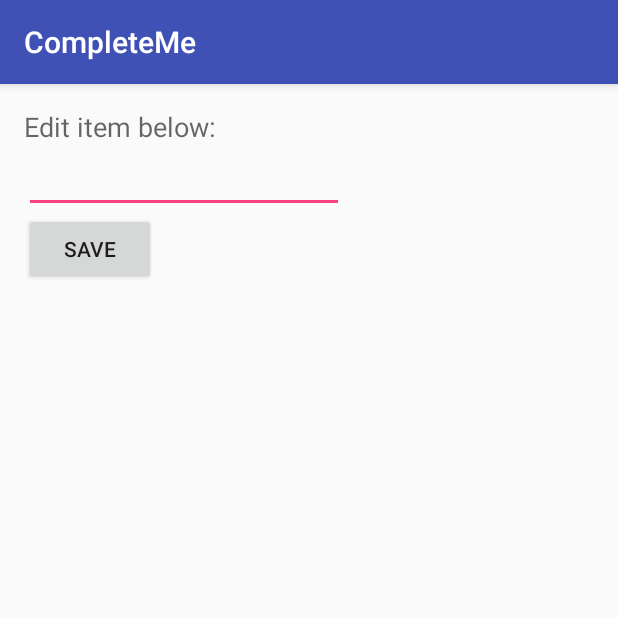
After one commit to violetaria/CompleteMe, an Android app: the EditItemActivity screen opened directly, with no data from a screen before it, on a phone screen of 412 x 824 dp, the top half of it. The commit adds this screen. Run offline under Robolectric (Android 15) with nearby library versions, the phone set to English and light mode, and no system bars.

Commit message:
new layout form for edit item

```diff
--- a/app/src/main/AndroidManifest.xml
+++ b/app/src/main/AndroidManifest.xml
@@ -15,6 +15,8 @@
                 <category android:name="android.intent.category.LAUNCHER"/>
             </intent-filter>
         </activity>
+        <activity android:name=".EditItemActivity">
+        </activity>
     </application>
 
 </manifest>
--- /dev/null
+++ b/app/src/main/java/com/getlosthere/completeme/EditItemActivity.java
@@ -0,0 +1,13 @@
+package com.getlosthere.completeme;
+
+import android.support.v7.app.AppCompatActivity;
+import android.os.Bundle;
+
+public class EditItemActivity extends AppCompatActivity {
+
+    @Override
+    protected void onCreate(Bundle savedInstanceState) {
+        super.onCreate(savedInstanceState);
+        setContentView(R.layout.activity_edit_item);
+    }
+}
--- /dev/null
+++ b/app/src/main/res/layout/activity_edit_item.xml
@@ -0,0 +1,41 @@
+<?xml version="1.0" encoding="utf-8"?>
+<RelativeLayout
+    xmlns:android="http://schemas.android.com/apk/res/android"
+    xmlns:tools="http://schemas.android.com/tools"
+    android:layout_width="match_parent"
+    android:layout_height="match_parent"
+    android:paddingBottom="@dimen/activity_vertical_margin"
+    android:paddingLeft="@dimen/activity_horizontal_margin"
+    android:paddingRight="@dimen/activity_horizontal_margin"
+    android:paddingTop="@dimen/activity_vertical_margin"
+    tools:context="com.getlosthere.completeme.EditItemActivity">
+
+    <EditText
+        android:layout_width="wrap_content"
+        android:layout_height="wrap_content"
+        android:inputType="textMultiLine"
+        android:ems="10"
+        android:id="@+id/editText"
+        android:layout_below="@+id/textView"
+        android:layout_alignParentLeft="true"
+        android:layout_alignParentStart="true"/>
+
+    <Button
+        android:layout_width="wrap_content"
+        android:layout_height="wrap_content"
+        android:text="@string/saveItem"
+        android:id="@+id/btnSaveItem"
+        android:layout_below="@+id/editText"
+        android:layout_alignParentLeft="true"
+        android:layout_alignParentStart="true"/>
+
+    <TextView
+        android:layout_width="wrap_content"
+        android:layout_height="wrap_content"
+        android:textAppearance="?android:attr/textAppearanceMedium"
+        android:text="@string/editLabel"
+        android:id="@+id/textView"
+        android:layout_alignParentTop="true"
+        android:layout_alignParentLeft="true"
+        android:layout_alignParentStart="true"/>
+</RelativeLayout>
--- a/app/src/main/res/values/strings.xml
+++ b/app/src/main/res/values/strings.xml
@@ -2,4 +2,6 @@
     <string name="app_name">CompleteMe</string>
     <string name="add">Add</string>
     <string name="add_item">Add a new item...</string>
+    <string name="saveItem">Save</string>
+    <string name="editLabel">Edit item below:</string>
 </resources>
```
